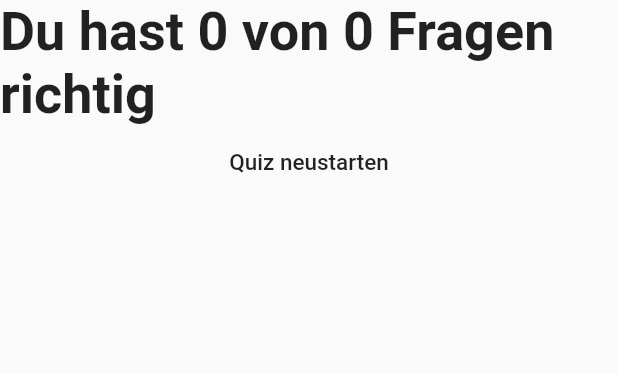
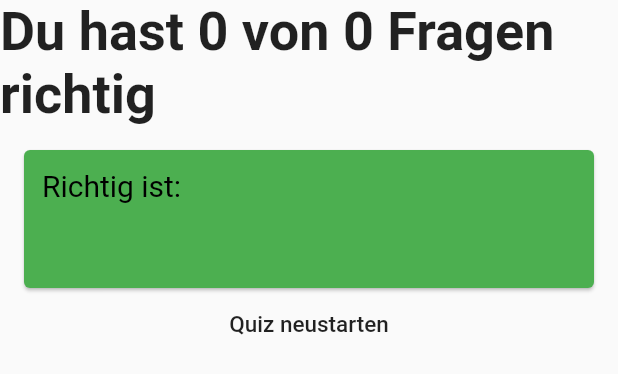
Before and after one commit to shr1mpsy/E-learning-App, a Flutter app: the Result widget shown alone on an empty page, opened directly with empty values, on a phone screen of 412 x 824 dp. Shown: the top 374 px of the screen. Run offline on Flutter 3.47's test engine with Material 2 defaults, Android fonts, the phone set to English and light mode, and no system bars.

Commit message:
added pictures, added result-card, changed content

```diff
--- a/lib/Quiz.dart
+++ b/lib/Quiz.dart
@@ -140,7 +140,7 @@ class Quiz extends StatelessWidget {
                   entryIndex: entryIndex,
                   contentIndex: contentIndex
           )
-              : Result(totalScore, reset, _fragen[contentIndex][entryIndex].length));}
+              : Result(totalScore, reset, _fragen[contentIndex][entryIndex].length, _fragen[contentIndex][entryIndex]));}
     else{
       return Center(
         child: Text("Hier ist kein Quiz nötig. Du kannst gleich weiter machen!",
--- a/lib/main.dart
+++ b/lib/main.dart
@@ -42,11 +42,11 @@ class MyAppState extends State<MyApp> {
       // WAS IST CLOUD COMPUTING? DEFINITION
       [
         "Bei Cloud Computing werden deine Daten auf entfernten Severn und nicht lokal auf einem Rechner gespeichert. Eine Cloud ist also im Grunde 'nur' ein riesiges Netzwerk von Servern, "
-            "welche über die ganze Welt verteilt ist. Das Gespeicherte ist dann über das Internet von überall in Echtzeit abrufbar. "
+            "welche über die ganze Welt verteilt ist. Das Gespeicherte ist dann über das Internet von überall in Echtzeit abrufbar. \n\n"
             "Die Server und die Kapazitäten werden meißt vermietet, weil das Ganze nur dadurch Sinn macht und man nur so alle die Vorteile von Cloud Computing richtig ausnutzen kann."
             "Diese Art der Datenverwaltung birgt nämlich sehr viele Vorteile in sich, die wir aber später im Kurs noch alle kennenlernen werden.",
-        "Aber warum heißt es dann Cloud? Hat das ein Sinn? \nNaja, eine Cloud heißt deswegen Cloud, weil die dahinterliegenden Strukturen und die Server auf welchen die Daten liegen für den Nutzer unsichtbar und kaum von Bedeutung sind. "
-            "Sozusagen ist dem Nutzer all das verhüllt wie bei einer Wolke oder im Englischen: Cloud. Außerdem schwebt eine Wolke weit oben über einem und überall auf der Welt gibt es sie. "
+        "Aber warum heißt es dann Cloud? Hat das ein Sinn? \n\nNaja, eine Cloud heißt deswegen Cloud, weil die dahinterliegenden Strukturen und die Server auf welchen die Daten liegen für den Nutzer unsichtbar und kaum von Bedeutung sind. "
+            "Sozusagen ist dem Nutzer all das verhüllt wie bei einer Wolke oder im Englischen: Cloud. \nAußerdem schwebt eine Wolke weit oben über einem und überall auf der Welt gibt es sie. "
             "Dies ist eine Anekdote dafür, dass eine Cloud von überall auf der Welt von jedem erreichbar und nutzbar ist. Der Name ist also durchaus treffend."
       ],
       //Vorteile von Cloud Computing
@@ -54,23 +54,23 @@ class MyAppState extends State<MyApp> {
         //Einleitung
         "Hmm... Aber warum macht man das Ganze denn überhaupt und mietet sich Server? Was sind denn die Vorteile davon? Naja, es gibt viele...",
         //Kosten
-        "Beim Cloud Computing fallen keinerlei Investitionskosten für den Erwerb von Hardware und Software oder die"
-            " Einrichtung und den Betrieb lokaler Rechenzentren an, die Serverracks, Stromversorgung und Kühlung rund "
-            "um die Uhr sowie IT-Experten zur Verwaltung der Infrastruktur erforderlich machen. Da kommt schnell einiges zusammen.",
+        "Der erste und ausschlaggebenste Vorteil beim Cloud Computing ist, dass keinerlei Investitionskosten für den Erwerb von Hardware und Software oder die"
+            " Einrichtung und den Betrieb lokaler Rechenzentren anfallen, weil man die Serverkapazitäten ja mietet und sich diese nicht selbst anschaffen muss. \nHierbei ist das was man zahlt auch immer "
+            "nur genau das, was man auch nutzt, sodass keine Kosten für ungenutzte Resourcen anfallen. \n\n"
+            "Außerdem kümmern sich IT-Experten rund um die Uhr um die Server, welshalb man selber keine einstellen muss, was natürlich wieder enorm Kosten spart.",
         //Geschwindigkeit
-        "Da die meisten Cloud Computing-Dienste bedarfsgesteuert und als Self-Service-Angebote bereitgestellt werden,"
-            " lassen sich selbst äußerst große Mengen an Computingressourcen innerhalb weniger Minuten bereitstellen."
-            " Diese Bereitstellung erfolgt üblicherweise mit nur wenigen Mausklicks, sodass Unternehmen von großer Flexibilität "
-            "profitieren und der mit der Kapazitätsplanung einhergehende Druck der Vergangenheit angehört.",
+        "Dadurch, dass man die besten Server hat, die auch immer auf den aktuellsten Stand gebracht werden hat man sehr schnellen Zugriff auch auf riesige Mengen an Daten und Rechenleistung in sehr kurzer Zeit. "
+            "\n\nAußerdem sind die meißten Cloud Dienste sehr benutzerfreundlich, weshalb diese Resourcen oft nur mit wenigen Mausklicks abrufbar sind, was die Unternehemen viel flexibler und "
+            "Kapazitätsplanung überflüssig macht. Kapazitätsplanung? Das ist ein aufwendige entwickelter Plan zu optimalen Nutzung von Resourcen zu möglichst wenig Geld.",
         //Globale Skalierung
         "Zu den Vorteilen von Cloud Computing-Diensten zählt u. a. die Möglichkeit einer elastischen Skalierung. "
             "Im Cloudkontext bedeutet das, die richtige Menge an IT-Ressourcen (beispielsweise eine höhere oder "
             "niedrigere Rechenleistung, Speicherkapazität oder Bandbreite) genau dann bereitzustellen, wenn sie "
-            "benötigt wird – und zwar vom richtigen geografischen Standort aus.",
+            "benötigt wird – und zwar vom richtigen geografischen Standort aus. Das ist wichtig, weil dadurch höhere Datenübertragungsraten und eine niedrigere Latenz, also Verzögerung, erreicht wird.",
         //Produktivität
         "Lokale Rechenzentren gehen typischerweise mit einem erheblichen Einrichtungs- und Verwaltungsaufwand einher. "
-            "Dazu zählen z.B. die Einrichtung von Hardware, das Aufspielen von Softwarepatches und andere zeitaufwändige "
-            "IT-Verwaltungsaufgaben. Beim Cloud Computing müssen viele dieser Aufgaben nicht länger ausgeführt werden, "
+            "Dazu zählen z.B. die Einrichtung der Hardware, also der Server, das Aufspielen von Softwareupdates und andere zeitaufwändige "
+            "IT-Verwaltungsaufgaben. Beim Cloud Computing müssen viele dieser Aufgaben nicht länger mehr von den Firmen selbst, sondern von dem Cloud Anbieter erledigt werden,  "
             "sodass sich IT-Teams auf wichtigere Unternehmensziele konzentrieren können.",
         //Leistung
         "Die größten Cloud Computing-Dienste werden in einem globalen Netzwerk aus sicheren Datencentern ausgeführt,"
@@ -200,7 +200,7 @@ class MyAppState extends State<MyApp> {
     [
       ["Definition", "Namensherkunft"],
       [
-        ""
+        "",
         "Kosten",
         "Geschwindigkeit",
         "Globale Skalierung",
@@ -278,7 +278,7 @@ class MyAppState extends State<MyApp> {
   List img = [
     [
       ["", ""],
-      ["", "", "", "", "", "", "", ""],
+      ["assets/vorteileCC/fragezeichen.jpg", "assets/vorteileCC/coins.jpg", "assets/vorteileCC/speed.jpg", "assets/vorteileCC/scalierbar.jpg", "assets/vorteileCC/produktiv.jpg", "assets/vorteileCC/leistungen.jpg", "assets/vorteileCC/zuverl.jpg", "assets/vorteileCC/sicherheit.jpg"],
       ["", "", "", "", ""],
       ["", "", "", "", ""],
       ["", "", "", "", ""],
@@ -420,7 +420,7 @@ class MyAppState extends State<MyApp> {
     return Text(
       path,
       style: TextStyle(
-          fontSize: 15, fontWeight: FontWeight.w500, color: Colors.black38),
+          fontSize: 16, fontWeight: FontWeight.w500, color: Colors.black38),
     );
   }
 
@@ -641,8 +641,8 @@ class MyAppState extends State<MyApp> {
               backgroundColor: Colors.lightBlueAccent,
             ),
             body: Column(
-              mainAxisAlignment: MainAxisAlignment.center,
               children: <Widget>[
+                picture("assets/vorteileCC/fragezeichen.jpg"),
                 Quiz(qindex, qtotalScore, reset, antwort, entryIndex,
                     contentIndex),
                 FlatButton(onPressed: nm, child: Text("Lektion neu starten")),
--- a/lib/result.dart
+++ b/lib/result.dart
@@ -5,10 +5,9 @@ class Result extends StatelessWidget {
   final int resultScore;
   final int len;
   final Function resultHandler;
+  final List quiztext;
 
-
-
-  Result(this.resultScore, this.resultHandler, this.len);
+  Result(this.resultScore, this.resultHandler, this.len, this.quiztext);
 
   String get resultPhrase {
     String resultText;
@@ -16,19 +15,54 @@ class Result extends StatelessWidget {
     return resultText;
   }
 
+  Widget text(path){
+    String text = "";
+    for(var item in path){
+      for(var item2 in item["antworten"]){
+        if(item2["score"] == 1){
+          text = text + "- ${item2["text"]}\n\n";
+        }
+      }
+    }
+    return Text(text);
+  }
+
   @override
   Widget build(BuildContext context) {
     return Center(
       child: Column(
+        crossAxisAlignment: CrossAxisAlignment.center,
         children: <Widget>[
-          Text(
-            resultPhrase,
-            style: TextStyle(fontSize: 36, fontWeight: FontWeight.bold),
+          Center(
+            child: Text(
+              resultPhrase,
+              style: TextStyle(fontSize: 36, fontWeight: FontWeight.bold),
+            ),
+          ),
+          Card(
+            color: Colors.green,
+            margin: const EdgeInsets.fromLTRB(16.0, 16.0, 16.0, 0),
+              child: Padding(
+                padding: const EdgeInsets.all(12.0),
+                child: Column(
+                  crossAxisAlignment: CrossAxisAlignment.stretch,
+                  children: <Widget>[
+                    Text(
+                      "Richtig ist:\n",
+                      style: TextStyle(
+                        fontSize: 20.0,
+                        color: Colors.black,
+                      ),
+                    ),
+                    SizedBox(height: 6.0),
+                    text(quiztext),
+                  ],
+                ),
+              )
           ),
           FlatButton(
-            child: Text("Quiz neustarten", style: TextStyle(fontSize: 15)),
-            onPressed: resultHandler
-          ),
+              child: Text("Quiz neustarten", style: TextStyle(fontSize: 15)),
+              onPressed: resultHandler),
         ],
       ),
     );
```
Also changed, not shown: pubspec.yaml (+10 -0 lines), assets/vorteileCC/coins.jpg (added), assets/vorteileCC/fragezeichen.jpg (added), assets/vorteileCC/leistungen.jpg (added), assets/vorteileCC/produktiv.jpg (added), assets/vorteileCC/scalierbar.jpg (added), assets/vorteileCC/sicherheit.jpg (added), assets/vorteileCC/speed.jpg (added), assets/vorteileCC/zuverl.jpg (added).
